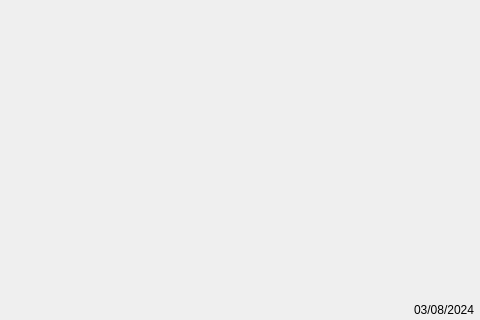
This is ui/splash.ui in fearricepudding/ECUPWN_APP as Qt 5 draws it before an edit; both pictures show x 718 to 1198 and y 336 to 656 of the 1198 by 656 pixel window. The edited form follows.
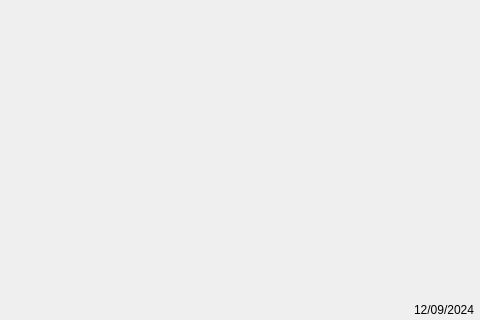
This is the edited form. The open tabs and pages were chosen to show the change. Icons and pictures are not drawn.

Patch:
```diff
--- a/ui/splash.ui
+++ b/ui/splash.ui
@@ -153,7 +153,7 @@
       <item>
        <widget class="QLabel" name="label_2">
         <property name="text">
-         <string>03/08/2024</string>
+         <string>12/09/2024</string>
         </property>
        </widget>
       </item>
```
Left out of the diff: 3 changed lines with no effect on the pictures.
